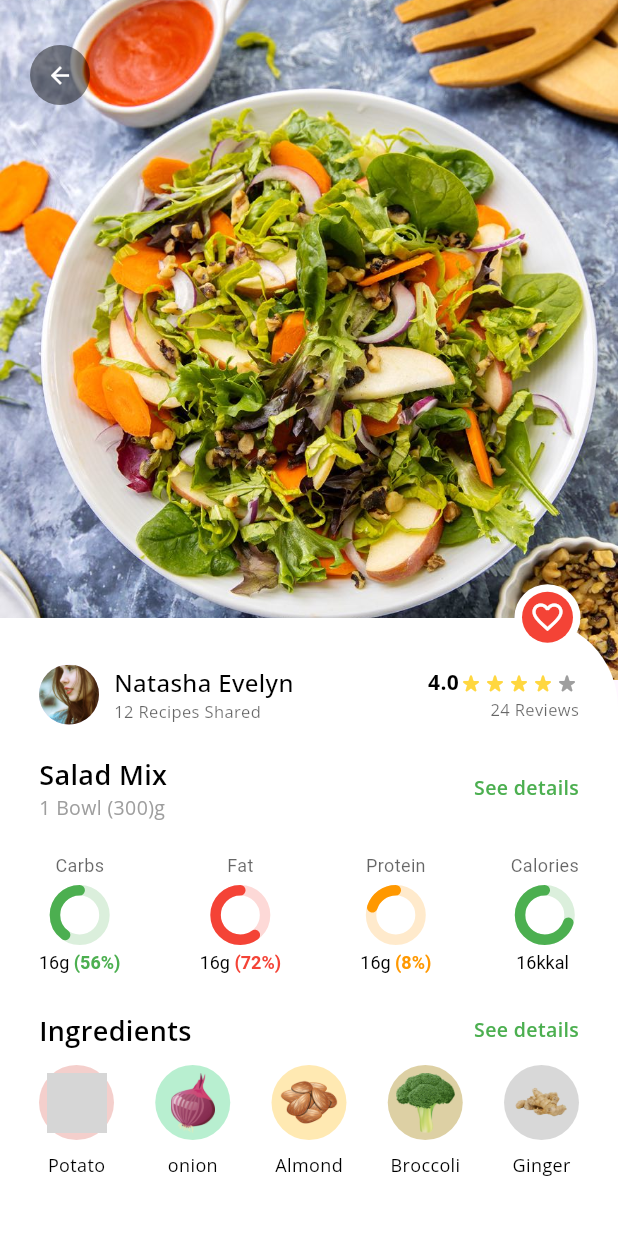
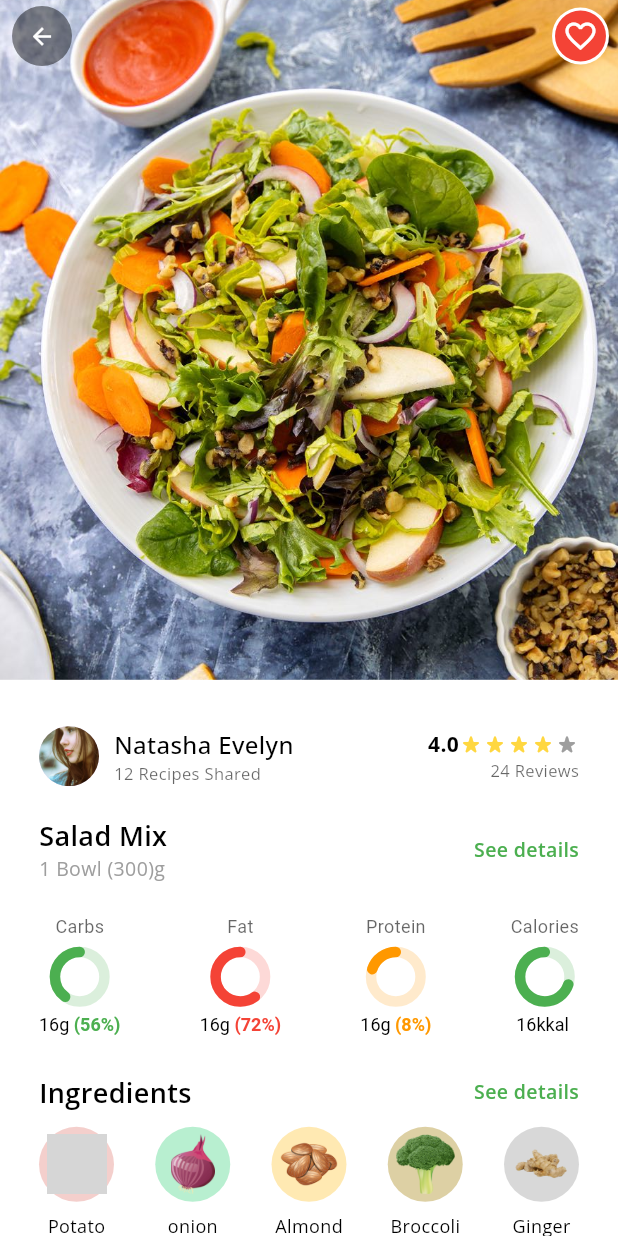
Before and after one commit to Iqra-Ilyas094093/food_recipe, a Flutter app: the HomeScreen screen opened directly, after a tap on "Salad Mix", on a phone screen of 412 x 824 dp. Run offline on Flutter 3.47's test engine with Material 3 defaults, Android fonts, the phone set to English and light mode, and no system bars; drawn by our look-alikes of flutter_rating_bar, percent_indicator; our stand-ins replace animated_splash_screen, google_fonts, lottie; grey boxes are pictures that could not be loaded.

```diff
--- a/lib/homeScreen.dart
+++ b/lib/homeScreen.dart
@@ -38,7 +38,7 @@ class _HomeScreen extends State<HomeScreen> {
                     children: [
                       Text.rich(TextSpan(children: [
                         TextSpan(
-                            text: "Hello Furny!\n",
+                            text: "Hello Talawish Sikandar!\n",
                             style: GoogleFonts.openSans(
                               fontSize: 16,
                               fontWeight: FontWeight.w600,
--- a/lib/itemsDetail.dart
+++ b/lib/itemsDetail.dart
@@ -21,9 +21,10 @@ class _itemDetail extends State<itemDetail> {
   Widget build(BuildContext context) {
     Size size = MediaQuery.of(context).size;
     return Scaffold(
-      body: SizedBox(
-        height: size.height,
-        child: Stack(
+      body: SingleChildScrollView(
+        child: Column(
+          children: [
+            Stack(
               children: [
                 Container(
                   height: size.height *0.55,
@@ -34,25 +35,42 @@ class _itemDetail extends State<itemDetail> {
                   ),
                 ),
                 Padding(
-              padding: EdgeInsets.symmetric(horizontal: 20,vertical: 30),
-              child: CircleAvatar(
+                  padding: const EdgeInsets.symmetric(horizontal: 8.0,vertical: 4),
+                  child: Row(
+                    mainAxisAlignment: MainAxisAlignment.spaceBetween,
+                    children: [
+                      CircleAvatar(
                         backgroundColor: Colors.black45,
                         child: InkWell(
                             onTap: ()=> Navigator.pop(context),
                             child: Icon(Icons.arrow_back,size: 18,color: Colors.white,)
                         ),
                       ),
+                      Container(
+                        padding: const EdgeInsets.all(5),
+                        decoration: BoxDecoration(
+                          shape: BoxShape.circle,
+                          color: widget.recipeItems.fav ? Colors.red : Colors.grey,
+                          boxShadow: const [
+                            BoxShadow(
+                              spreadRadius: 2,
+                              color: Colors.white,
                             ),
-            Positioned(
-              bottom: 0,
-              child: Container(
+                          ],
+                        ),
+                        child: Icon(Icons.favorite_border,color: Colors.white,),
+                      ),
+                    ],
+                  ),
+                ),
+              ],
+            ),
+        Container(
                 padding: EdgeInsets.all(26),
-                height: size.height * 0.5,
+                // height: size.height * 0.5,
                 width: size.width,
                 decoration: BoxDecoration(
-                  color: Colors.white,
-                  borderRadius: BorderRadius.only(topRight: Radius.circular(60))
-                ),
+                  color: Colors.white,  ),
                 child: Column(
                   children: [
                     SizedBox(height: 5,),
@@ -177,25 +195,7 @@ class _itemDetail extends State<itemDetail> {
                   ],
                 ),
               ),
-            ),
-            Positioned(
-              bottom: size.height * 0.48,
-                right: 30,
-                child: Container(
-                  padding: const EdgeInsets.all(5),
-                  decoration: BoxDecoration(
-                    shape: BoxShape.circle,
-                    color: widget.recipeItems.fav ? Colors.red : Colors.grey,
-                    boxShadow: const [
-                      BoxShadow(
-                        spreadRadius: 5,
-                        color: Colors.white,
-                      ),
-                    ],
-                  ),
-                  child: Icon(Icons.favorite_border,color: Colors.white,),
-                )
-            ),
+
           ],
         ),
       ),
```
Also changed, not shown: lib/main.dart (+12 -7 lines), pubspec.lock. Lines whose indentation alone changed are shown as unchanged.
